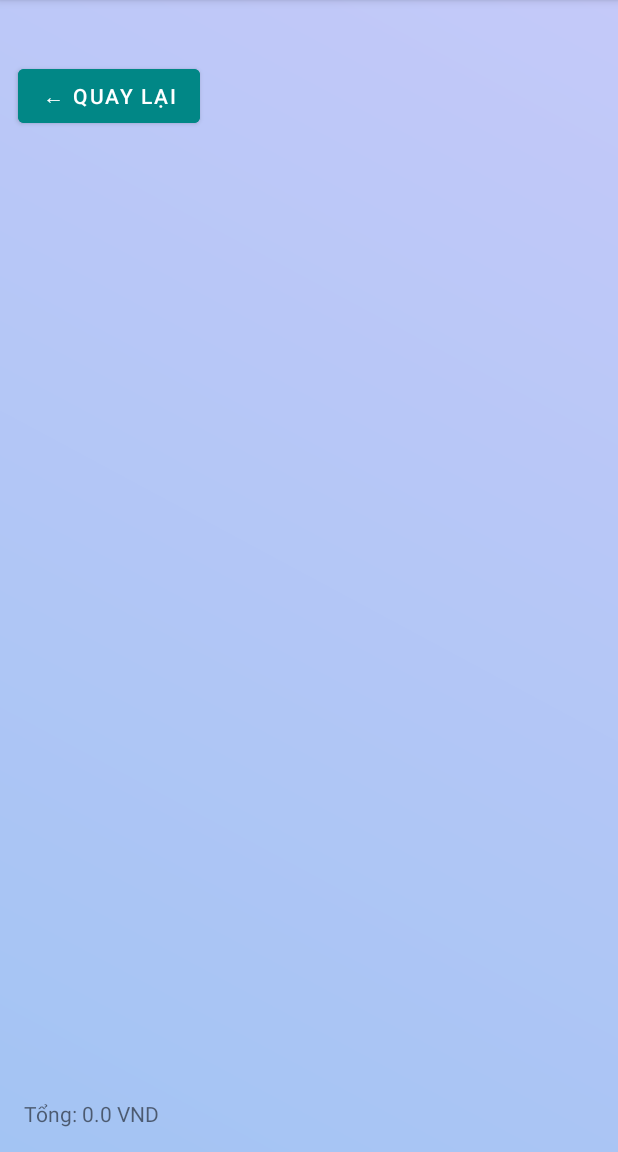
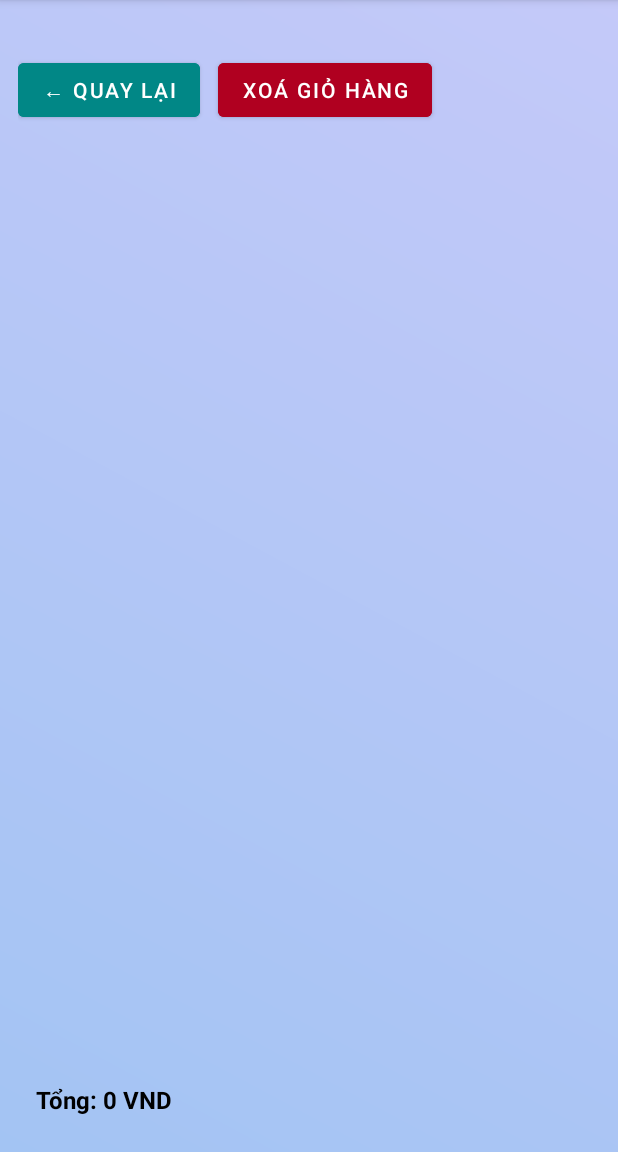
Before and after one commit to Tora-97/BookStore, an Android app: the CartActivity screen opened directly, with no data from a screen before it, on a phone screen of 412 x 824 dp, the part 84-1236 px from its top. Run offline under Robolectric (Android 15) with nearby library versions, the phone set to English and light mode, and no system bars.

Commit message:
27/06/2025

```diff
--- a/app/src/main/java/com/example/myapplication/CartActivity.java
+++ b/app/src/main/java/com/example/myapplication/CartActivity.java
@@ -5,15 +5,12 @@ import android.widget.Button;
 import android.widget.ListView;
 import android.widget.TextView;
 
-import androidx.activity.EdgeToEdge;
 import androidx.appcompat.app.AppCompatActivity;
-import androidx.core.graphics.Insets;
-import androidx.core.view.ViewCompat;
-import androidx.core.view.WindowInsetsCompat;
 
 public class CartActivity extends AppCompatActivity {
     ListView lvCart;
     TextView tvTotal;
+    CartAdapter adapter;
 
     @Override
     protected void onCreate(Bundle savedInstanceState) {
@@ -23,26 +20,34 @@ public class CartActivity extends AppCompatActivity {
         lvCart = findViewById(R.id.lvCart);
         tvTotal = findViewById(R.id.tvTotal);
 
-        ProductAdapter adapter = new ProductAdapter(this, Cart.cartItems);
+        adapter = new CartAdapter(this, Cart.cartItems, position -> {
+            Cart.cartItems.remove(position);
+            adapter.notifyDataSetChanged();
+            updateTotal();
+        });
         lvCart.setAdapter(adapter);
 
-        final double[] total = {0};
-        for (Product p : Cart.cartItems) {
-            total[0] += p.getPrice();
-        }
-        tvTotal.setText("Tổng: " + total[0] + " VND");
-        lvCart.setOnItemLongClickListener((parent, view, position, id) -> {
-            Cart.cartItems.remove(position);
+        updateTotal();
+
+        findViewById(R.id.btnBack).setOnClickListener(v -> finish());
+
+        findViewById(R.id.btnClearCart).setOnClickListener(v -> {
+            Cart.cartItems.clear();
             adapter.notifyDataSetChanged();
-            for (Product p : Cart.cartItems) {
-                total[0] += p.getPrice();
-            }
-            tvTotal.setText("Tổng: " + total[0] + " VND");
-            return true;
+            updateTotal();
         });
-        Button btnBack = findViewById(R.id.btnBack);
-        btnBack.setOnClickListener(v -> finish());
-
     }
 
+    private void updateTotal() {
+        double total = 0;
+        for (Product p : Cart.cartItems) {
+            total += p.getPrice();
+        }
+        tvTotal.setText("Tổng: " + formatPrice(total));
+    }
+
+    private String formatPrice(double price) {
+        int priceInt = (int) price;
+        return String.format("%,d", priceInt).replace(',', '.') + " VND";
+    }
 }
--- /dev/null
+++ b/app/src/main/java/com/example/myapplication/CartAdapter.java
@@ -0,0 +1,62 @@
+package com.example.myapplication;
+
+import android.content.Context;
+import android.view.*;
+import android.widget.*;
+
+import androidx.annotation.NonNull;
+import androidx.annotation.Nullable;
+
+import java.util.List;
+
+public class CartAdapter extends ArrayAdapter<Product> {
+    private Context context;
+    private List<Product> cartItems;
+    private OnItemDeleteListener deleteListener;
+
+    public interface OnItemDeleteListener {
+        void onDelete(int position);
+    }
+
+    public CartAdapter(@NonNull Context context, List<Product> list, OnItemDeleteListener listener) {
+        super(context, 0, list);
+        this.context = context;
+        this.cartItems = list;
+        this.deleteListener = listener;
+    }
+
+    @NonNull
+    @Override
+    public View getView(int position, @Nullable View convertView, @NonNull ViewGroup parent) {
+        Product product = getItem(position);
+
+        if (convertView == null) {
+            convertView = LayoutInflater.from(context).inflate(R.layout.item_cart, parent, false);
+        }
+
+        TextView tvName = convertView.findViewById(R.id.tvName);
+        TextView tvPrice = convertView.findViewById(R.id.tvPrice);
+        ImageView ivImage = convertView.findViewById(R.id.ivImage);
+        Button btnDelete = convertView.findViewById(R.id.btnDelete);
+
+        tvName.setText(product.getName());
+        tvPrice.setText(formatPrice(product.getPrice()));
+        ivImage.setImageResource(product.getImageResId());
+
+        // Set tag để btnDelete biết chính xác vị trí item
+        btnDelete.setTag(position);
+        btnDelete.setOnClickListener(v -> {
+            int pos = (int) v.getTag();
+            if (deleteListener != null) {
+                deleteListener.onDelete(pos);
+            }
+        });
+
+        return convertView;
+    }
+
+    private String formatPrice(double price) {
+        int priceInt = (int) price;
+        return String.format("%,d", priceInt).replace(',', '.') + " VND";
+    }
+}
--- a/app/src/main/java/com/example/myapplication/LoginActivity.java
+++ b/app/src/main/java/com/example/myapplication/LoginActivity.java
@@ -28,8 +28,8 @@ public class LoginActivity extends AppCompatActivity {
 
         btnLogin.setOnClickListener(v -> {
             SharedPreferences prefs = getSharedPreferences("UserPrefs", MODE_PRIVATE);
-            String savedUser = prefs.getString("user", "");
-            String savedPass = prefs.getString("pass", "");
+            String savedUser = prefs.getString("user", "long");
+            String savedPass = prefs.getString("pass", "123");
 
             if (etUsername.getText().toString().equals(savedUser) &&
                     etPassword.getText().toString().equals(savedPass)) {
--- a/app/src/main/res/layout/activity_cart.xml
+++ b/app/src/main/res/layout/activity_cart.xml
@@ -1,39 +1,72 @@
-<androidx.constraintlayout.widget.ConstraintLayout xmlns:android="http://schemas.android.com/apk/res/android"
+<?xml version="1.0" encoding="utf-8"?>
+<androidx.constraintlayout.widget.ConstraintLayout
+    xmlns:android="http://schemas.android.com/apk/res/android"
     xmlns:app="http://schemas.android.com/apk/res-auto"
-    xmlns:tools="http://schemas.android.com/tools"
     android:id="@+id/main"
     android:layout_width="match_parent"
     android:layout_height="match_parent"
     android:background="@drawable/bg_gradient"
-    tools:context=".CartActivity">
+    android:padding="12dp">
+
+    <LinearLayout
+        android:id="@+id/headerButtons"
+        android:layout_width="0dp"
+        android:layout_height="wrap_content"
+        android:orientation="horizontal"
+        app:layout_constraintTop_toTopOf="parent"
+        app:layout_constraintStart_toStartOf="parent"
+        app:layout_constraintEnd_toEndOf="parent"
+        android:layout_marginTop="24dp">
 
         <Button
             android:id="@+id/btnBack"
             android:layout_width="wrap_content"
             android:layout_height="wrap_content"
             android:text="← Quay lại"
-        android:layout_marginTop="40dp"
+            android:backgroundTint="@color/teal_700"
+            android:textColor="@android:color/white" />
+
+        <Button
+            android:id="@+id/btnClearCart"
+            android:layout_width="wrap_content"
+            android:layout_height="wrap_content"
+            android:text="Xoá giỏ hàng"
             android:layout_marginStart="12dp"
-        android:backgroundTint="@color/teal_700"
-        android:textColor="@android:color/white"
-        app:layout_constraintTop_toTopOf="parent"
-        app:layout_constraintStart_toStartOf="parent" />
+            android:backgroundTint="#B00020"
+            android:textColor="@android:color/white" />
+    </LinearLayout>
 
+    <!-- ListView hiển thị giỏ hàng -->
     <ListView
         android:id="@+id/lvCart"
         android:layout_width="0dp"
         android:layout_height="0dp"
-        app:layout_constraintTop_toBottomOf="@+id/btnBack"
-        app:layout_constraintBottom_toTopOf="@+id/tvTotal"
+        android:dividerHeight="8dp"
+        app:layout_constraintTop_toBottomOf="@+id/headerButtons"
+        app:layout_constraintBottom_toTopOf="@+id/totalContainer"
         app:layout_constraintStart_toStartOf="parent"
-        app:layout_constraintEnd_toEndOf="parent" />
+        app:layout_constraintEnd_toEndOf="parent"
+        android:layout_marginTop="12dp" />
+
+    <LinearLayout
+        android:id="@+id/totalContainer"
+        android:layout_width="0dp"
+        android:layout_height="wrap_content"
+        android:layout_margin="12dp"
+        android:orientation="horizontal"
+        app:layout_constraintBottom_toBottomOf="parent"
+        app:layout_constraintStart_toStartOf="parent"
+        app:layout_constraintEnd_toEndOf="parent">
 
         <TextView
             android:id="@+id/tvTotal"
-        android:layout_width="wrap_content"
+            android:layout_width="0dp"
+            android:layout_weight="1"
             android:layout_height="wrap_content"
             android:text="Tổng: 0 VND"
-        android:layout_margin="16dp"
-        app:layout_constraintBottom_toBottomOf="parent"
-        app:layout_constraintStart_toStartOf="parent" />
+            android:textStyle="bold"
+            android:textColor="@android:color/black"
+            android:textSize="16sp" />
+    </LinearLayout>
+
 </androidx.constraintlayout.widget.ConstraintLayout>
```
Also changed, not shown: app/src/main/java/com/example/myapplication/HomeActivity.java (+22 -10 lines), app/src/main/java/com/example/myapplication/ProductAdapter.java (+7 -1 lines), app/src/main/res/layout/activity_home.xml (+2 -9 lines), app/src/main/res/layout/activity_product_detail.xml (+1 -9 lines), app/src/main/res/layout/item_cart.xml (added, +46 -0 lines). Lines whose indentation alone changed are shown as unchanged.
